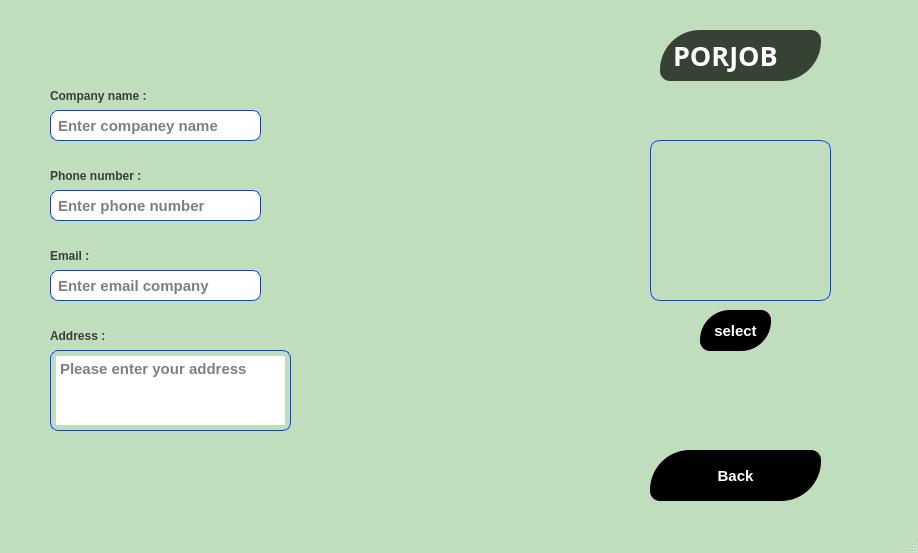
First picture: the form in 1widget/addcompany.ui, repository ArashTLO/Projob, before the edit.
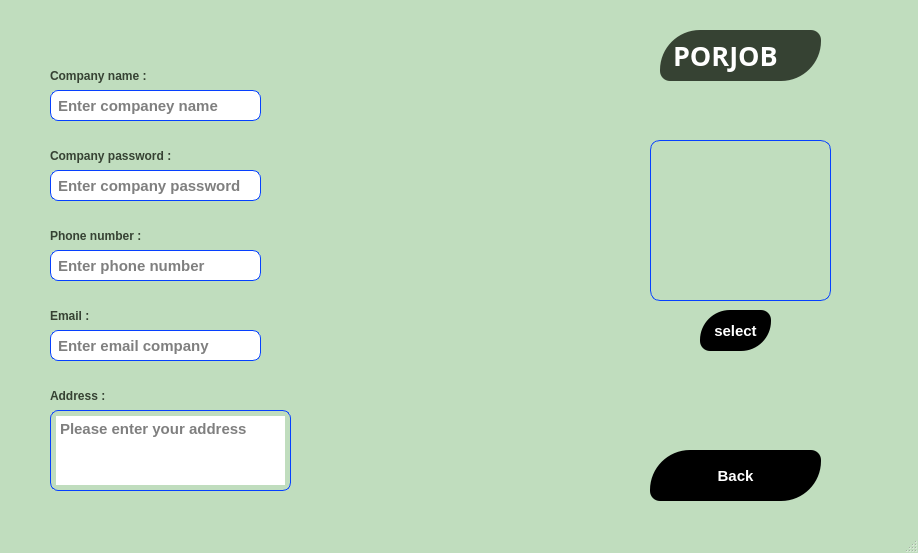
Second picture: the form after the edit. Icons and pictures are not drawn.

Diff of the .ui file:
```diff
--- a/1widget/addcompany.ui
+++ b/1widget/addcompany.ui
@@ -87,7 +87,7 @@
     <property name="geometry">
      <rect>
       <x>50</x>
-      <y>110</y>
+      <y>90</y>
       <width>211</width>
       <height>31</height>
      </rect>
@@ -120,7 +120,7 @@
     <property name="geometry">
      <rect>
       <x>50</x>
-      <y>80</y>
+      <y>60</y>
       <width>111</width>
       <height>31</height>
      </rect>
@@ -144,7 +144,7 @@
     <property name="geometry">
      <rect>
       <x>50</x>
-      <y>320</y>
+      <y>380</y>
       <width>121</width>
       <height>31</height>
      </rect>
@@ -168,7 +168,7 @@
     <property name="geometry">
      <rect>
       <x>50</x>
-      <y>160</y>
+      <y>220</y>
       <width>121</width>
       <height>31</height>
      </rect>
@@ -192,7 +192,7 @@
     <property name="geometry">
      <rect>
       <x>50</x>
-      <y>240</y>
+      <y>300</y>
       <width>121</width>
       <height>31</height>
      </rect>
@@ -216,7 +216,7 @@
     <property name="geometry">
      <rect>
       <x>50</x>
-      <y>190</y>
+      <y>250</y>
       <width>211</width>
       <height>31</height>
      </rect>
@@ -246,7 +246,7 @@
     <property name="geometry">
      <rect>
       <x>50</x>
-      <y>270</y>
+      <y>330</y>
       <width>211</width>
       <height>31</height>
      </rect>
@@ -276,7 +276,7 @@
     <property name="geometry">
      <rect>
       <x>50</x>
-      <y>350</y>
+      <y>410</y>
       <width>241</width>
       <height>81</height>
      </rect>
@@ -408,6 +408,60 @@
      <string>PORJOB</string>
     </property>
    </widget>
+   <widget class="QLabel" name="label_username_5">
+    <property name="geometry">
+     <rect>
+      <x>50</x>
+      <y>140</y>
+      <width>121</width>
+      <height>31</height>
+     </rect>
+    </property>
+    <property name="font">
+     <font>
+      <family>Nirmala UI</family>
+      <pointsize>9</pointsize>
+      <weight>75</weight>
+      <bold>true</bold>
+     </font>
+    </property>
+    <property name="styleSheet">
+     <string notr="true">color: rgb(54, 66, 51);</string>
+    </property>
+    <property name="text">
+     <string>Company password :</string>
+    </property>
+   </widget>
+   <widget class="QLineEdit" name="lineEdit_password">
+    <property name="geometry">
+     <rect>
+      <x>50</x>
+      <y>170</y>
+      <width>211</width>
+      <height>31</height>
+     </rect>
+    </property>
+    <property name="font">
+     <font>
+      <family>Nirmala UI</family>
+      <pointsize>-1</pointsize>
+      <weight>75</weight>
+      <italic>false</italic>
+      <bold>true</bold>
+     </font>
+    </property>
+    <property name="styleSheet">
+     <string notr="true">font: bold 15px;
+border-radius: 8px;
+border: 1px solid #0640ff;
+padding: 5px;
+background-color: rgb(255, 255, 255);
+</string>
+    </property>
+    <property name="placeholderText">
+     <string>Enter company password</string>
+    </property>
+   </widget>
   </widget>
   <widget class="QMenuBar" name="menubar">
    <property name="geometry">
```
Left out of the diff: 2 changed lines with no effect on the pictures.
